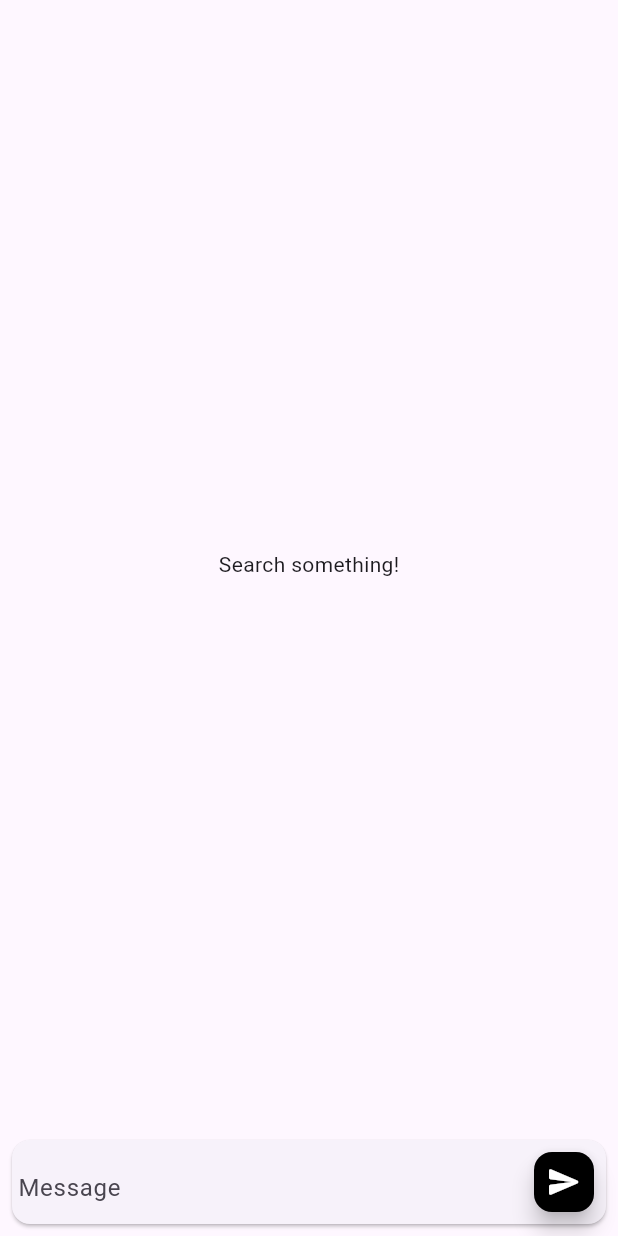
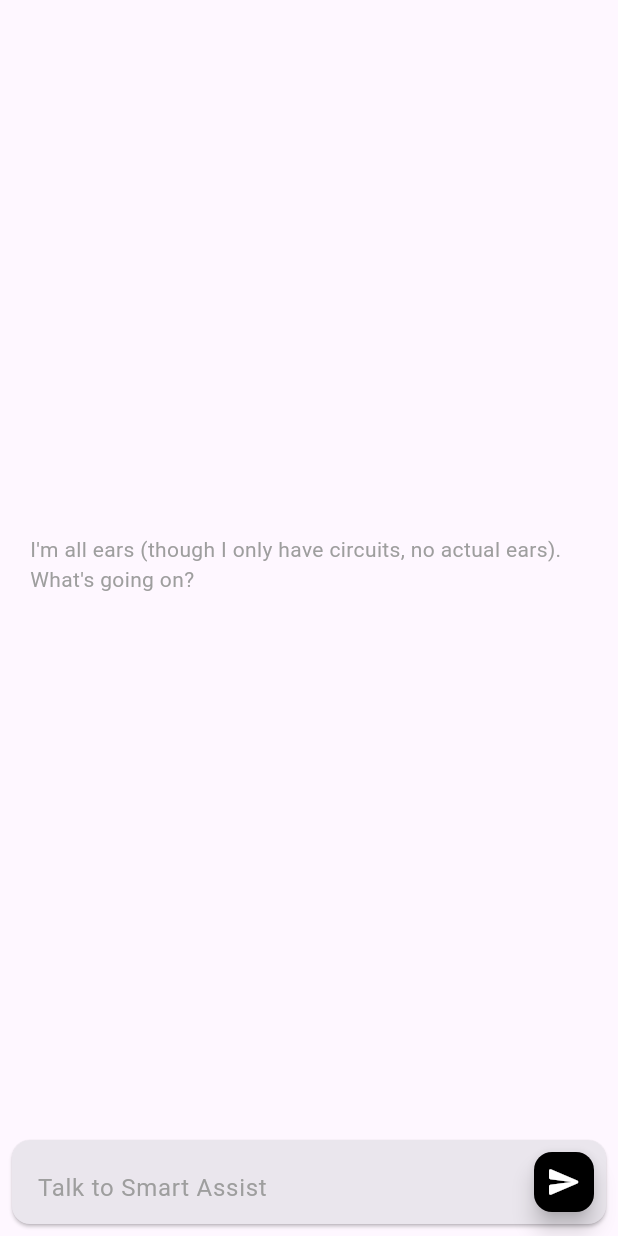
Before and after one commit to Sharathk1999/Smart-Assist, a Flutter app: the ResponseWidgetSection widget shown alone on an empty page, opened directly, on a phone screen of 412 x 824 dp. Run offline on Flutter 3.47's test engine with Material 3 defaults, Android fonts, the phone set to English and light mode, and no system bars; our stand-ins replace flutter_gemini, flutter_markdown, image_picker, lottie.

Commit message:
added welcome message/chat options modified

```diff
--- a/lib/sections/embed_batch_contents.dart
+++ b/lib/sections/embed_batch_contents.dart
@@ -49,7 +49,9 @@ class _SectionTextInputStreamState extends State<SectionBatchEmbedContents> {
                         child: SingleChildScrollView(
                             child: Text(result?.toString() ?? '')),
                       )
-                    : const Center(child: Text('Search something!'))),
+                    : const Center(
+                              child: Text("I'm all ears (though I only have circuits, no actual ears). What's going on?"),
+                            ),),
         ChatInputBox(
           controller: controller,
           onSend: () {
--- a/lib/sections/embed_content.dart
+++ b/lib/sections/embed_content.dart
@@ -48,7 +48,9 @@ class _SectionEmbedContentState extends State<SectionEmbedContent> {
                         child: SingleChildScrollView(
                             child: Text(result?.toString() ?? '')),
                       )
-                    : const Center(child: Text('Search something!'))),
+                    : const Center(
+                              child: Text("I'm all ears (though I only have circuits, no actual ears). What's going on?"),
+                            ),),
         ChatInputBox(
           controller: controller,
           onSend: () {
--- a/lib/sections/response_widget_stream.dart
+++ b/lib/sections/response_widget_stream.dart
@@ -57,7 +57,18 @@ class _SectionTextInputStreamState extends State<ResponseWidgetSection> {
                     ? GeminiResponseTypeView(
                         builder: (context, child, response, loading) =>
                             Markdown(data: response ?? ''))
-                    : const Center(child: Text('Search something!'))),
+                    : const Padding(
+                padding: EdgeInsets.symmetric(horizontal: 20),
+                child: Center(
+                  child: Text(
+                    "I'm all ears (though I only have circuits, no actual ears). What's going on?",
+                    maxLines: 2,
+                    style: TextStyle(
+                      color: Colors.grey,
+                    ),
+                  ),
+                ),
+              ),),
         if (finishReason != null) Text(finishReason!),
         ChatInputBox(
           controller: controller,
--- a/lib/widgets/chat_input_box.dart
+++ b/lib/widgets/chat_input_box.dart
@@ -15,6 +15,7 @@ class ChatInputBox extends StatelessWidget {
   Widget build(BuildContext context) {
     return Card(
       margin: const EdgeInsets.all(8),
+      surfaceTintColor: Colors.black.withOpacity(0.4),
       child: Row(
         crossAxisAlignment: CrossAxisAlignment.end,
         children: [
@@ -36,7 +37,10 @@ class ChatInputBox extends StatelessWidget {
             keyboardType: TextInputType.multiline,
             decoration: const InputDecoration(
               contentPadding: EdgeInsets.symmetric(vertical: 10, horizontal: 4),
-              hintText: 'Message',
+              hintText: '   Talk to Smart Assist',
+              hintStyle: TextStyle(
+                color: Colors.grey,
+              ),
               border: InputBorder.none,
             ),
             onTapOutside: (event) =>
```
Also changed, not shown: lib/main.dart (+11 -10 lines), lib/sections/chat.dart (+12 -1 lines), lib/sections/stream.dart (+19 -6 lines), lib/sections/text_and_image.dart (+12 -3 lines), lib/sections/text_only.dart (+12 -1 lines).
